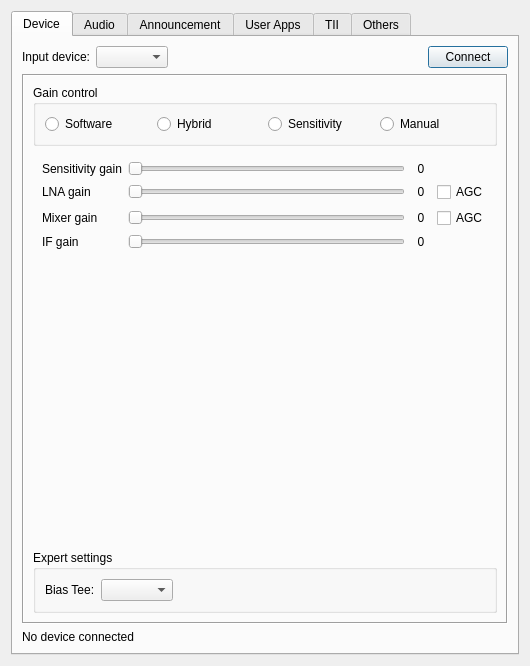
Old version of the form gui/setupdialog.ui in the repository KejPi/AbracaDABra.
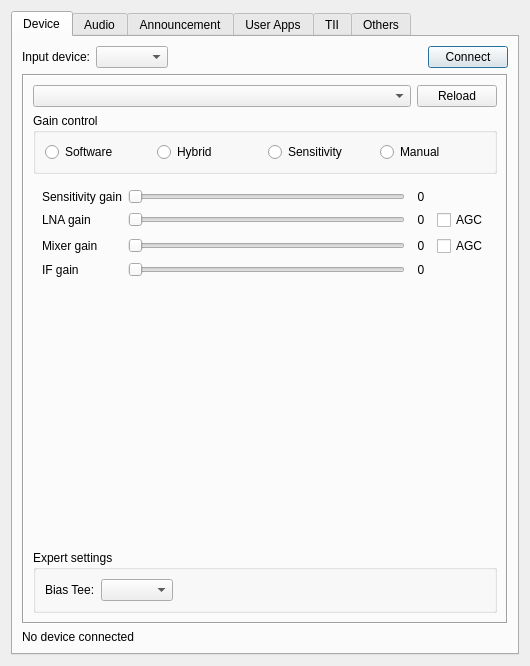
New version of the form. The open tabs and pages were chosen to show the change. Custom widgets are drawn as their Qt base class.

Commit message: feat: Device selection implemented fro RTL-SDR and Airspy. Application remembers last device and tries to use it on next start.

Patch:
```diff
--- a/gui/setupdialog.ui
+++ b/gui/setupdialog.ui
@@ -702,6 +702,26 @@
          </widget>
          <widget class="QWidget" name="airspyPage">
           <layout class="QVBoxLayout" name="verticalLayout">
+           <item>
+            <layout class="QHBoxLayout" name="horizontalLayout_10">
+             <item>
+              <widget class="QComboBox" name="airspyDeviceListCombo"/>
+             </item>
+             <item>
+              <widget class="QPushButton" name="airspyReloadButton">
+               <property name="sizePolicy">
+                <sizepolicy hsizetype="Maximum" vsizetype="Fixed">
+                 <horstretch>0</horstretch>
+                 <verstretch>0</verstretch>
+                </sizepolicy>
+               </property>
+               <property name="text">
+                <string>Reload</string>
+               </property>
+              </widget>
+             </item>
+            </layout>
+           </item>
            <item>
             <widget class="QGroupBox" name="airspyGainModeGroup">
              <property name="title">
```
Left out of the diff: 22 changed lines with no effect on the pictures. The commit also changes 18 other files.
